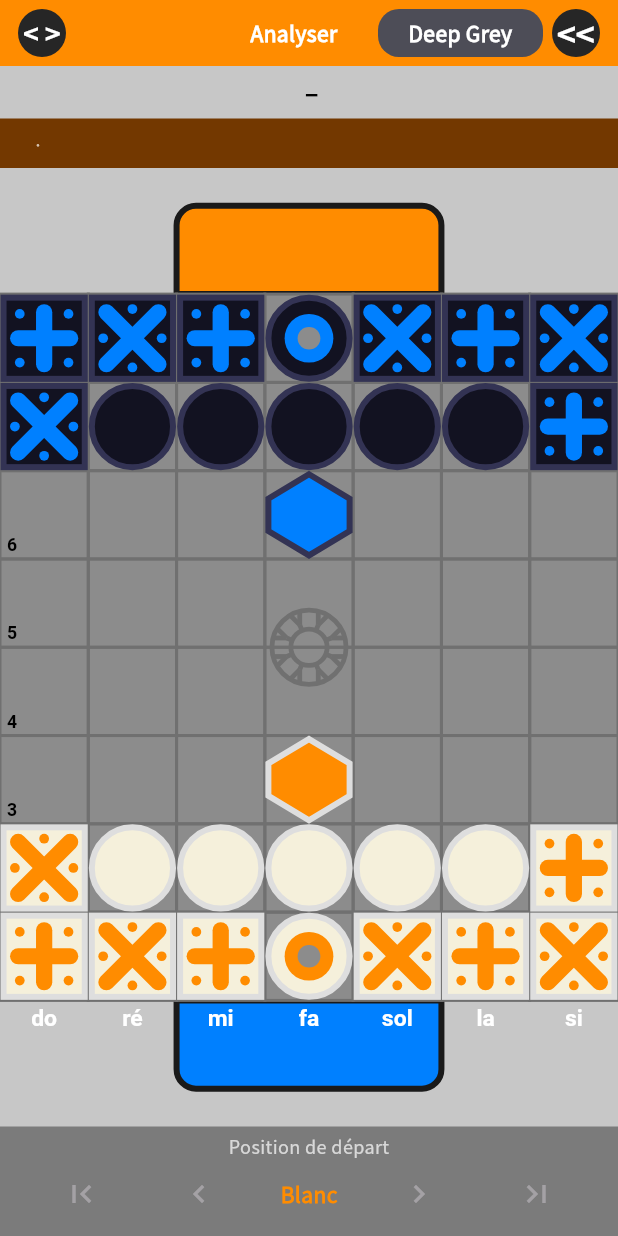
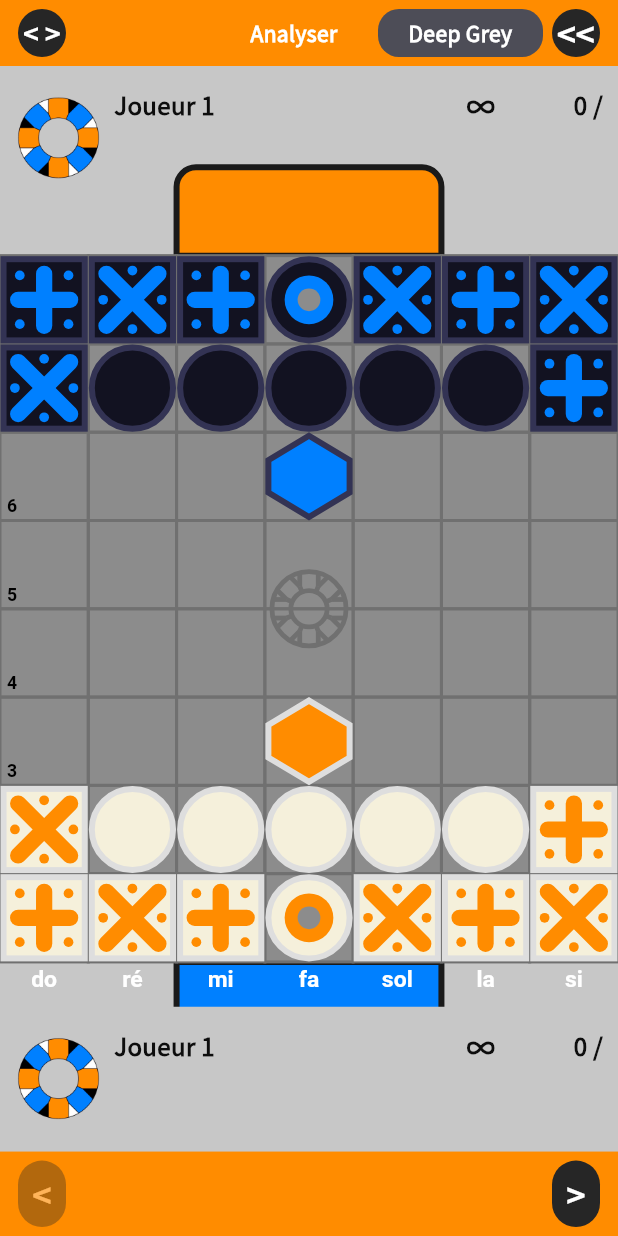
Before and after one commit to ninovieux-commits/La-Fuga, a Flutter app: the ReplayScreen screen opened directly with empty values, on a phone screen of 412 x 824 dp. Run offline on Flutter 3.47's test engine with Material 3 defaults, Android fonts, the phone set to English and light mode, and no system bars; our stand-ins replace audioplayers, shared_preferences, socket_io_client; accounts and stored records are empty.

Commit message:
La relecture, dans la même forme que la partie
Chez Kivy, relire une partie, c'est le même écran de jeu en mode `replay` :
les mêmes panneaux, le même bandeau de coups. J'en avais fait un écran à
part, avec une AppBar, des puces Material et cinq boutons de navigation.

Il reprend donc la forme commune — bandeau, panneau, plateau, panneau,
bandeau des coups — et quatre détails de `load_replay` :

- la relecture s'ouvre sur le PREMIER COUP joué, pas sur la position de
  départ (`viewing_idx = 0`) ;
- les noms viennent de l'en-tête du fichier, et l'en-tête `[Blanc "..."]`
  dit qui tenait les Blancs ;
- le chrono affiche la pendule de la cadence enregistrée (15:00, ou ∞ en
  zen), pas le temps réellement consommé ;
- les pièces prises se remplissent au fil des coups : le lecteur les
  recompte à chaque position.

Co-Authored-By: Claude Opus 5 <noreply@anthropic.com>
Claude-Session: https://claude.ai/code/session_01Q1cbn5Ugh29j9rELgAbhqR

```diff
--- a/lib/game/replay_controller.dart
+++ b/lib/game/replay_controller.dart
@@ -21,6 +21,7 @@ final class ReplayStep {
     this.notation,
     this.move,
     this.boardBefore,
+    this.captured = const {},
   });
 
   final Board board;
@@ -37,6 +38,10 @@ final class ReplayStep {
   /// Position d'avant ce coup, quand il y en a un.
   final Board? boardBefore;
 
+  /// Pièces éjectées depuis le début, par camp d'appartenance : de quoi
+  /// remplir les panneaux comme en partie.
+  final Map<Camp, List<Piece>> captured;
+
   /// Cases à encadrer : départ et arrivées du coup.
   Set<Cell> get highlightedCells {
     final m = move;
@@ -51,6 +56,37 @@ final class ReplayStep {
     if (m == null || before == null) return null;
     return LastMove.of(before, m, pushTargets: pushTargetsOf(before, m));
   }
+}
+
+/// Pièces qui quittent le plateau sur ce coup — sans compter l'Héritier qui
+/// fugue, qui n'est pas une prise mais une victoire.
+List<Piece> _ejectedBy(Board before, Move move) {
+  final out = <Piece>[];
+  final after = <Piece, int>{};
+  for (var c = 0; c < kCols; c++) {
+    for (var r = 0; r < kRows; r++) {
+      final p = move.board.at(c, r);
+      if (p != null) after[p] = (after[p] ?? 0) + 1;
+    }
+  }
+  final counts = Map.of(after);
+  for (var c = 0; c < kCols; c++) {
+    for (var r = 0; r < kRows; r++) {
+      final p = before.at(c, r);
+      if (p == null) continue;
+      final left = counts[p] ?? 0;
+      if (left > 0) {
+        counts[p] = left - 1;
+      } else {
+        out.add(p);
+      }
+    }
+  }
+  // L'Héritier qui fugue sort aussi du plateau : on ne le compte pas.
+  if (move.fugue || move.fugueBy != null) {
+    out.removeWhere((p) => p.isHeir);
+  }
+  return out;
 }
 
 /// Vrai si ce contenu se lit comme une partie.
@@ -97,7 +133,14 @@ class ReplayController {
             // une partie qu'on ne saura pas rejouer qu'un plantage.
             : buildRandomFugaBoard(game.meta.random!) ?? Board.initial());
 
-    final steps = <ReplayStep>[ReplayStep(board: start, turn: Camp.blanc)];
+    final lost = <Camp, List<Piece>>{Camp.blanc: [], Camp.noir: []};
+    final steps = <ReplayStep>[
+      ReplayStep(
+        board: start,
+        turn: Camp.blanc,
+        captured: {Camp.blanc: const [], Camp.noir: const []},
+      ),
+    ];
 
     var board = start;
     var turn = Camp.blanc;
@@ -110,6 +153,9 @@ class ReplayController {
         broken = i;
         break;
       }
+      for (final piece in _ejectedBy(board, move)) {
+        lost[piece.camp]!.add(piece);
+      }
       steps.add(
         ReplayStep(
           board: move.board,
@@ -117,6 +163,10 @@ class ReplayController {
           notation: notation,
           move: move,
           boardBefore: board,
+          captured: {
+            Camp.blanc: List.of(lost[Camp.blanc]!),
+            Camp.noir: List.of(lost[Camp.noir]!),
+          },
         ),
       );
       board = move.board;
--- a/lib/ui/screens/replay_screen.dart
+++ b/lib/ui/screens/replay_screen.dart
@@ -5,6 +5,7 @@ import 'package:flutter/material.dart';
 
 import '../../engine/piece.dart';
 import '../../game/clock.dart';
+import '../../game/nmc.dart';
 import '../../game/replay_controller.dart';
 import '../../game/sound_player.dart';
 import '../../i18n/translations.dart';
@@ -13,6 +14,8 @@ import '../../theme/themes.dart';
 import '../widgets/deep_grey_dialog.dart';
 import '../widgets/game_board_view.dart';
 import '../widgets/game_top_bar.dart';
+import '../widgets/move_strip.dart';
+import '../widgets/player_panel.dart';
 import 'game_screen.dart';
 
 class ReplayScreen extends StatefulWidget {
@@ -36,6 +39,9 @@ class _ReplayScreenState extends State<ReplayScreen> {
   void initState() {
     super.initState();
     _replay = ReplayController.fromNmc(widget.nmc);
+    // Kivy ouvre la relecture sur le premier coup joué, pas sur la position
+    // de départ (`viewing_idx = 0` à la fin de `load_replay`).
+    _replay.goTo(1);
     _sounds.init();
   }
 
@@ -85,6 +91,9 @@ class _ReplayScreenState extends State<ReplayScreen> {
     final palette = paletteOf(axes.general);
     final step = _replay.current;
     final meta = _replay.meta;
+    // `_flipped` vrai = Blancs en bas, comme en Kivy.
+    final topCamp = _flipped ? Camp.noir : Camp.blanc;
+    final bottomCamp = _flipped ? Camp.blanc : Camp.noir;
 
     return Scaffold(
       backgroundColor: paletteOf(axes.menu).menu,
@@ -103,10 +112,10 @@ class _ReplayScreenState extends State<ReplayScreen> {
               onAnalyse: () => _playFromHere(false),
               onDeepGrey: _playAgainstDeepGrey,
             ),
-            _titleLine(meta),
-            _header(palette, meta),
             if (_replay.isTruncated) _truncatedNotice(),
+            Expanded(flex: 12, child: _panel(palette, topCamp, meta)),
             Expanded(
+              flex: 66,
               child: GameBoardView(
                 board: step.board,
                 palette: palette,
@@ -117,52 +126,53 @@ class _ReplayScreenState extends State<ReplayScreen> {
                 boardTheme: axes.board,
               ),
             ),
-            _moveStrip(palette),
-            _controls(palette),
+            Expanded(flex: 12, child: _panel(palette, bottomCamp, meta)),
+            Expanded(
+              flex: 7,
+              child: MoveStrip(
+                moves: [
+                  for (var i = 1; i < _replay.steps.length; i++)
+                    _replay.steps[i].notation ?? '',
+                ],
+                activeIndex: _replay.index - 1,
+                color: bottomCamp == Camp.blanc ? palette.clair : palette.fonce,
+                palette: palette,
+                randomCode: meta.random,
+                onSelect: (i) => _move(() => _replay.goTo(i + 1)),
+              ),
+            ),
           ],
         ),
       ),
     );
   }
 
-  /// Le titre que l'AppBar portait : les deux joueurs, ou le nom du fichier.
-  Widget _titleLine(meta) => Container(
-    width: double.infinity,
-    padding: const EdgeInsets.symmetric(vertical: 6, horizontal: 16),
-    child: Text(
-      widget.title ?? '${meta.player1} – ${meta.player2}',
-      textAlign: TextAlign.center,
-      style: const TextStyle(
-        fontSize: 16,
-        fontWeight: FontWeight.bold,
-        color: Colors.black,
-      ),
-    ),
-  );
+  /// Panneau d'un joueur, rempli avec l'en-tête du fichier : les noms, le
+  /// chrono de la cadence enregistrée, et les pièces prises à cet instant.
+  Widget _panel(ThemePalette palette, Camp camp, NmcMeta meta) {
+    final blancIsFirst = meta.blanc.isEmpty || meta.blanc == meta.player1;
+    final name = (camp == Camp.blanc) == blancIsFirst
+        ? meta.player1
+        : meta.player2;
 
-  Widget _header(ThemePalette palette, meta) => Container(
-    width: double.infinity,
-    padding: const EdgeInsets.symmetric(vertical: 8, horizontal: 16),
-    color: palette.clairDim,
-    child: Row(
-      children: [
-        Expanded(
-          child: Text(
-            '${meta.date}  ·  ${meta.cadence}',
-            style: const TextStyle(color: Colors.white70, fontSize: 12),
-          ),
-        ),
-        Text(
-          '${meta.result}  ${meta.method}',
-          style: const TextStyle(
-            color: Colors.white,
-            fontWeight: FontWeight.bold,
-            fontSize: 12,
-          ),
-        ),
-      ],
-    ),
-  );
+    return PlayerPanel(
+      name: name.isEmpty ? T('Joueur 1') : name,
+      clock: _clockLabel(meta.cadence),
+      palette: palette,
+      isWhite: camp == Camp.blanc,
+      isTurn: _replay.current.turn == camp,
+      captures: _replay.current.captured[camp.opposite] ?? const [],
+      score: '0 / ${meta.objectif == 'partie' ? '1' : meta.objectif}',
+    );
+  }
+
+  /// Chrono affiché en relecture : Kivy y remet la pendule de la cadence
+  /// enregistrée (`load_replay`), pas le temps réellement consommé.
+  String _clockLabel(String cadence) {
+    if (cadence == 'zen' || cadence.isEmpty) return '∞';
+    final minutes = int.tryParse(cadence) ?? 15;
+    return '${minutes.toString().padLeft(2, '0')}:00';
+  }
 
   /// La partie n'a pas pu être rejouée jusqu'au bout : on le dit, au lieu de
   /// laisser croire qu'elle s'arrêtait là.
@@ -175,91 +185,4 @@ class _ReplayScreenState extends State<ReplayScreen> {
       style: const TextStyle(color: Colors.white, fontSize: 12),
     ),
   );
-
-  /// Bandeau des coups : on peut sauter directement à l'un d'eux.
-  Widget _moveStrip(ThemePalette palette) {
-    if (_replay.moveCount == 0) return const SizedBox.shrink();
-
-    return SizedBox(
-      height: 44,
-      child: ListView.builder(
-        scrollDirection: Axis.horizontal,
-        padding: const EdgeInsets.symmetric(horizontal: 8),
-        itemCount: _replay.moveCount,
-        itemBuilder: (context, i) {
-          final stepIndex = i + 1;
-          final selected = _replay.index == stepIndex;
-          return Padding(
-            padding: const EdgeInsets.symmetric(horizontal: 3, vertical: 6),
-            child: ActionChip(
-              backgroundColor: selected ? palette.clair : null,
-              label: Text(
-                '${(stepIndex + 1) ~/ 2}${stepIndex.isOdd ? '.' : '…'} '
-                '${_replay.steps[stepIndex].notation}',
-                style: TextStyle(
-                  fontSize: 12,
-                  color: selected ? Colors.white : null,
-                ),
-              ),
-              onPressed: () => _move(() => _replay.goTo(stepIndex)),
-            ),
-          );
-        },
-      ),
-    );
-  }
-
-  Widget _controls(ThemePalette palette) {
-    final step = _replay.current;
-    final label = step.notation == null
-        ? T('Position de départ')
-        : '${_replay.index} / ${_replay.moveCount}  ·  ${step.notation}';
-
-    return Container(
-      padding: const EdgeInsets.symmetric(vertical: 4),
-      color: Colors.black38,
-      child: Column(
-        children: [
-          Text(
-            label,
-            style: const TextStyle(color: Colors.white70, fontSize: 12),
-          ),
-          Row(
-            mainAxisAlignment: MainAxisAlignment.spaceEvenly,
-            children: [
-              IconButton(
-                icon: const Icon(Icons.first_page),
-                onPressed: _replay.atStart
-                    ? null
-                    : () => _move(_replay.toStart),
-              ),
-              IconButton(
-                icon: const Icon(Icons.chevron_left),
-                onPressed: _replay.atStart
-                    ? null
-                    : () => _move(_replay.previous),
-              ),
-              Text(
-                step.turn == Camp.blanc ? T('Blanc') : T('Noir'),
-                style: TextStyle(
-                  color: step.turn == Camp.blanc
-                      ? palette.clair
-                      : palette.fonce,
-                  fontWeight: FontWeight.bold,
-                ),
-              ),
-              IconButton(
-                icon: const Icon(Icons.chevron_right),
-                onPressed: _replay.atEnd ? null : () => _move(_replay.next),
-              ),
-              IconButton(
-                icon: const Icon(Icons.last_page),
-                onPressed: _replay.atEnd ? null : () => _move(_replay.toEnd),
-              ),
-            ],
-          ),
-        ],
-      ),
-    );
-  }
 }
```
Also changed, not shown: 2 other files.
